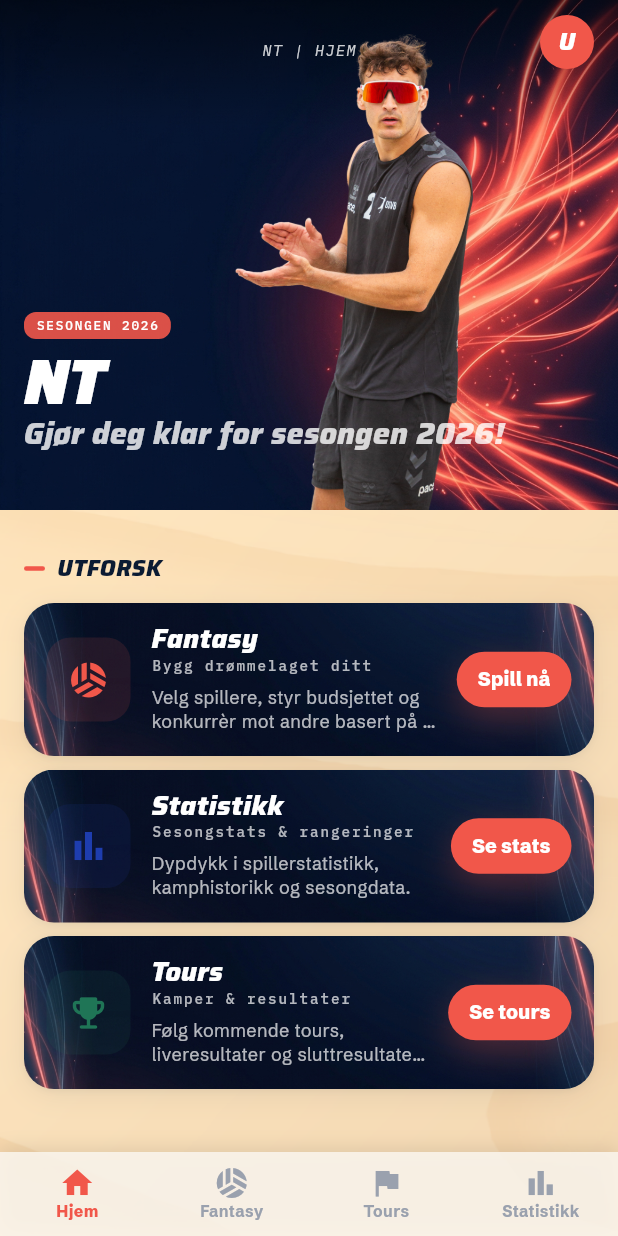
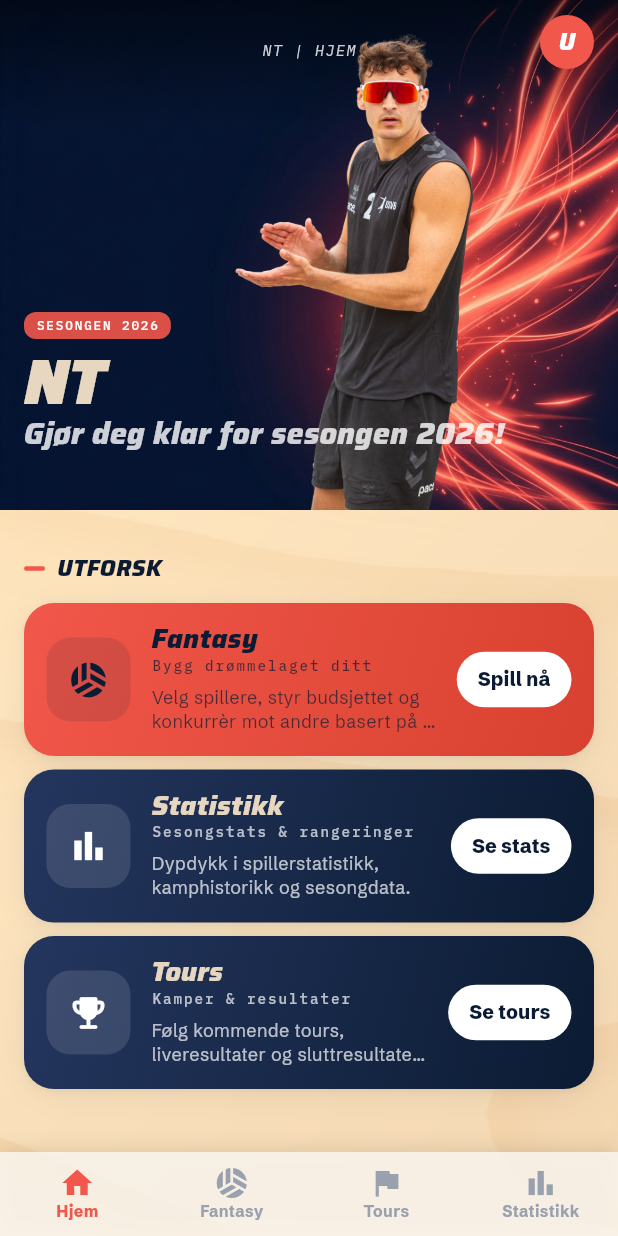
Before and after one commit to RuudyBoy/norgestourapp, a Flutter app: the screen it shows after launch, after a tap on "Kom i gang!", on a phone screen of 412 x 824 dp. Run offline on Flutter 3.47's test engine with Material 3 defaults, Android fonts, the phone set to English and light mode, and no system bars; our stand-ins replace cloud_firestore, firebase_auth, firebase_core, google_fonts; accounts and stored records are empty.

Commit message:
changed design

```diff
--- a/lib/pages/fantasy/fantasy_highlights_view.dart
+++ b/lib/pages/fantasy/fantasy_highlights_view.dart
@@ -143,7 +143,7 @@ class _FantasyHighlightsViewState extends State<FantasyHighlightsView> {
             child: Column(
               crossAxisAlignment: CrossAxisAlignment.start,
               children: [
-                Text(_bestManager!.teamName, style: AppText.dispH2(18).copyWith(color: Colors.white)),
+                Text(_bestManager!.teamName, style: AppText.dispH2(18).copyWith(color: AppColors.sand2)),
                 Text(_bestManager!.managerName, style: AppText.uiCaption.copyWith(color: Colors.white.withOpacity(0.8))),
               ],
             ),
@@ -182,7 +182,7 @@ class _FantasyHighlightsViewState extends State<FantasyHighlightsView> {
             child: Column(
               crossAxisAlignment: CrossAxisAlignment.start,
               children: [
-                Text(player.name, style: AppText.dispH2(18)),
+                Text(player.name, style: AppText.dispH2(18).copyWith(color: AppColors.sand2)),
                 Text(player.team, style: AppText.uiCaption),
               ],
             ),
@@ -222,7 +222,7 @@ class _FantasyHighlightsViewState extends State<FantasyHighlightsView> {
           child: Column(
             crossAxisAlignment: CrossAxisAlignment.start,
             children: [
-              Text(player.name, style: AppText.uiTitle),
+              Text(player.name, style: AppText.uiTitle.copyWith(color: AppColors.sand2)),
               Text(player.team, style: AppText.uiCaption.copyWith(fontSize: 12)),
             ],
           ),
--- a/lib/pages/home_page.dart
+++ b/lib/pages/home_page.dart
@@ -8,7 +8,6 @@ import 'tournament_stats_page.dart';
 import 'match_stats_page.dart';
 import 'tour_detail_page.dart';
 import 'fantasy/mock_data.dart';
-import '../widgets/profile_avatar_widget.dart';
 import '../widgets/season_hero_widget.dart';
 import '../theme/app_colors.dart';
 import '../theme/app_text_styles.dart';
@@ -245,12 +244,8 @@ class _HomePageState extends State<HomePage> {
                   margin: const EdgeInsets.only(right: AppTheme.rowGap),
                   padding: const EdgeInsets.all(AppTheme.cardPad),
                   decoration: BoxDecoration(
-                    image: const DecorationImage(
-                      image: AssetImage('assets/images/card_bg.png'),
-                      fit: BoxFit.cover,
-                    ),
+                    gradient: AppColors.cardInk,
                     borderRadius: BorderRadius.circular(AppTheme.radiusCard),
-                    boxShadow: AppTheme.shadowLg,
                   ),
                   child: Column(
                     crossAxisAlignment: CrossAxisAlignment.start,
@@ -350,6 +345,7 @@ class _HomePageState extends State<HomePage> {
                 ),
                 child: Container(
                   decoration: BoxDecoration(
+                    gradient: AppColors.cardInk,
                     borderRadius: BorderRadius.circular(AppTheme.radiusCard),
                     boxShadow: AppTheme.shadowLg,
                     image: imageUrl.isNotEmpty
@@ -361,10 +357,7 @@ class _HomePageState extends State<HomePage> {
                               BlendMode.darken,
                             ),
                           )
-                        : const DecorationImage(
-                            image: AssetImage('assets/images/card_bg.png'),
-                            fit: BoxFit.cover,
-                          ),
+                        : null,
                   ),
                   padding: const EdgeInsets.all(AppTheme.cardPad + 4),
                   child: Row(
@@ -378,12 +371,12 @@ class _HomePageState extends State<HomePage> {
                               decoration: BoxDecoration(
                                 color: AppColors.blue.withValues(alpha: 0.3),
                                 borderRadius: BorderRadius.circular(AppTheme.radiusBadge),
-                                border: Border.all(color: AppColors.blueBright.withValues(alpha: 0.5)),
+                                border: Border.all(color: AppColors.blue.withValues(alpha: 0.5)),
                               ),
                               child: Text('KOMMENDE', style: AppText.monoSmLight),
                             ),
                             const SizedBox(height: 10),
-                            Text(name, style: AppText.dispH1(22).copyWith(color: Colors.white)),
+                            Text(name, style: AppText.dispH1(22).copyWith(color: AppColors.sand2)),
                             const SizedBox(height: 4),
                             if (location.isNotEmpty)
                               Row(
@@ -413,11 +406,10 @@ class _HomePageState extends State<HomePage> {
                           Container(
                             padding: const EdgeInsets.symmetric(horizontal: 14, vertical: 9),
                             decoration: BoxDecoration(
-                              color: AppColors.coral,
+                              gradient: AppColors.cardInk,
                               borderRadius: BorderRadius.circular(AppTheme.radiusChip),
-                              boxShadow: AppTheme.shadowCoral,
                             ),
-                            child: Text('Se mer', style: AppText.uiCta.copyWith(fontSize: 13)),
+                            child: Text('Se mer', style: AppText.uiCta.copyWith(fontSize: 13, color: Colors.white)),
                           ),
                         ],
                       ),
@@ -429,77 +421,6 @@ class _HomePageState extends State<HomePage> {
           ],
         );
       },
-    );
-  }
-
-  // ── Fantasy summary ────────────────────────────────────────────
-
-  Widget _buildFantasySummary(BuildContext context) {
-    if (_teamName == null) return const SizedBox.shrink();
-
-    return Padding(
-      padding: const EdgeInsets.symmetric(horizontal: AppTheme.pageHPad),
-      child: GestureDetector(
-        onTap: () {
-          if (widget.onTabSelected != null) {
-            widget.onTabSelected!(1);
-          } else {
-            Navigator.push(context, MaterialPageRoute(builder: (_) => const FantasyPage()));
-          }
-        },
-        child: Container(
-          decoration: BoxDecoration(
-            image: const DecorationImage(
-              image: AssetImage('assets/images/card_bg.png'),
-              fit: BoxFit.cover,
-            ),
-            borderRadius: BorderRadius.circular(AppTheme.radiusCard),
-            boxShadow: AppTheme.shadowCoral,
-          ),
-          padding: const EdgeInsets.all(AppTheme.cardPad + 2),
-          child: Row(
-            children: [
-              Container(
-                width: 52,
-                height: 52,
-                decoration: BoxDecoration(
-                  color: Colors.white.withValues(alpha: 0.15),
-                  borderRadius: BorderRadius.circular(AppTheme.radiusRow),
-                ),
-                child: const Icon(Icons.sports_volleyball, color: Colors.white, size: 26),
-              ),
-              const SizedBox(width: 14),
-              Expanded(
-                child: Column(
-                  crossAxisAlignment: CrossAxisAlignment.start,
-                  children: [
-                    Text('DITT FANTASY-LAG', style: AppText.monoSmLight.copyWith(fontSize: 10)),
-                    const SizedBox(height: 3),
-                    Text(_teamName!, style: AppText.dispH2(20).copyWith(color: Colors.white)),
-                    const SizedBox(height: 2),
-                    Text(
-                      '${_fantasyPoints ?? 0} poeng totalt',
-                      style: AppText.uiCaption.copyWith(color: Colors.white.withValues(alpha: 0.8)),
-                    ),
-                  ],
-                ),
-              ),
-              const SizedBox(width: 12),
-              Container(
-                padding: const EdgeInsets.symmetric(horizontal: 14, vertical: 9),
-                decoration: BoxDecoration(
-                  color: Colors.white,
-                  borderRadius: BorderRadius.circular(AppTheme.radiusChip),
-                ),
-                child: Text(
-                  'Se laget',
-                  style: AppText.uiCta.copyWith(color: AppColors.coral, fontSize: 13),
-                ),
-              ),
-            ],
-          ),
-        ),
-      ),
     );
   }
 
@@ -515,10 +436,18 @@ class _HomePageState extends State<HomePage> {
           const SizedBox(height: 12),
           _buildActionCard(
             context: context,
-            title: 'Fantasy',
-            subtitle: 'Bygg drømmelaget ditt',
-            description: 'Velg spillere, styr budsjettet og konkurrèr mot andre basert på ekte prestasjoner.',
-            buttonText: 'Spill nå',
+            title: _teamName != null ? _teamName! : 'Fantasy',
+            subtitle: _teamName != null ? 'Ditt drømmelag' : 'Bygg drømmelaget ditt',
+            description: _teamName != null
+                ? '${_fantasyPoints ?? 0} poeng totalt. Sjekk hvordan du ligger an mot resten av Norge!'
+                : 'Velg spillere, styr budsjettet og konkurrèr mot andre basert på ekte prestasjoner.',
+            buttonText: _teamName != null ? 'Se laget' : 'Spill nå',
+            cardGradient: const LinearGradient(
+              begin: Alignment.topLeft,
+              end: Alignment.bottomRight,
+              colors: [AppColors.coral, AppColors.coralDeep],
+            ),
+            textColor: AppColors.ink,
             icon: Icons.sports_volleyball,
             iconColor: AppColors.coral,
             onTap: () {
@@ -536,8 +465,10 @@ class _HomePageState extends State<HomePage> {
             subtitle: 'Sesongstats & rangeringer',
             description: 'Dypdykk i spillerstatistikk, kamphistorikk og sesongdata.',
             buttonText: 'Se stats',
+            cardGradient: AppColors.cardInk,
+            textColor: Colors.white,
             icon: Icons.bar_chart,
-            iconColor: AppColors.blue,
+            iconColor: AppColors.ink,
             onTap: () {
               Navigator.push(
                 context,
@@ -557,6 +488,8 @@ class _HomePageState extends State<HomePage> {
             subtitle: 'Kamper & resultater',
             description: 'Følg kommende tours, liveresultater og sluttresultater for hele sesongen.',
             buttonText: 'Se tours',
+            cardGradient: AppColors.cardInk,
+            textColor: Colors.white,
             icon: Icons.emoji_events_rounded,
             iconColor: AppColors.green,
             onTap: () {
@@ -578,6 +511,8 @@ class _HomePageState extends State<HomePage> {
     required String subtitle,
     required String description,
     required String buttonText,
+    required Gradient cardGradient,
+    required Color textColor,
     required IconData icon,
     required Color iconColor,
     required VoidCallback onTap,
@@ -585,10 +520,7 @@ class _HomePageState extends State<HomePage> {
     return Container(
       width: double.infinity,
       decoration: BoxDecoration(
-        image: const DecorationImage(
-          image: AssetImage('assets/images/card_bg.png'),
-          fit: BoxFit.cover,
-        ),
+        gradient: cardGradient,
         borderRadius: BorderRadius.circular(AppTheme.radiusCard),
         boxShadow: AppTheme.shadowSm,
       ),
@@ -598,7 +530,7 @@ class _HomePageState extends State<HomePage> {
         child: InkWell(
           onTap: onTap,
           borderRadius: BorderRadius.circular(AppTheme.radiusCard),
-          splashColor: AppColors.coral.withValues(alpha: 0.08),
+          splashColor: Colors.white.withValues(alpha: 0.2),
           child: Padding(
             padding: const EdgeInsets.all(AppTheme.cardPad),
             child: Row(
@@ -607,21 +539,21 @@ class _HomePageState extends State<HomePage> {
                   width: 56,
                   height: 56,
                   decoration: BoxDecoration(
-                    color: iconColor.withValues(alpha: 0.12),
+                    color: textColor.withValues(alpha: 0.12),
                     borderRadius: BorderRadius.circular(AppTheme.radiusRow),
                   ),
-                  child: Icon(icon, color: iconColor, size: 28),
+                  child: Icon(icon, color: textColor, size: 28),
                 ),
                 const SizedBox(width: 14),
                 Expanded(
                   child: Column(
                     crossAxisAlignment: CrossAxisAlignment.start,
                     children: [
-                      Text(title, style: AppText.dispH2(18).copyWith(color: Colors.white)),
+                      Text(title, style: AppText.dispH2(18).copyWith(color: textColor == Colors.white ? AppColors.sand2 : textColor)),
                       const SizedBox(height: 2),
-                      Text(subtitle, style: AppText.monoSm.copyWith(color: Colors.white70)),
+                      Text(subtitle, style: AppText.monoSm.copyWith(color: textColor.withValues(alpha: 0.7))),
                       const SizedBox(height: 6),
-                      Text(description, style: AppText.uiCaption.copyWith(color: Colors.white70), maxLines: 2, overflow: TextOverflow.ellipsis),
+                      Text(description, style: AppText.uiCaption.copyWith(color: textColor.withValues(alpha: 0.7)), maxLines: 2, overflow: TextOverflow.ellipsis),
                     ],
                   ),
                 ),
@@ -629,11 +561,10 @@ class _HomePageState extends State<HomePage> {
                 Container(
                   padding: const EdgeInsets.symmetric(horizontal: 14, vertical: 9),
                   decoration: BoxDecoration(
-                    color: AppColors.coral,
+                    color: Colors.white,
                     borderRadius: BorderRadius.circular(AppTheme.radiusChip),
-                    boxShadow: AppTheme.shadowCoral,
                   ),
-                  child: Text(buttonText, style: AppText.uiCta.copyWith(fontSize: 13)),
+                  child: Text(buttonText, style: AppText.uiCta.copyWith(fontSize: 13, color: AppColors.ink)),
                 ),
               ],
             ),
@@ -663,8 +594,6 @@ class _HomePageState extends State<HomePage> {
                   const SizedBox(height: AppTheme.sectionGap),
                   _buildLiveOrNextSection(context),
                   const SizedBox(height: AppTheme.sectionGap),
-                  _buildFantasySummary(context),
-                  if (_teamName != null) const SizedBox(height: AppTheme.sectionGap),
                   _buildCards(context),
                   const SizedBox(height: 30 + 20), // Legg til 20 for å kompensere for offset
                 ],
--- a/lib/pages/splash_page.dart
+++ b/lib/pages/splash_page.dart
@@ -203,7 +203,6 @@ class _SplashPageState extends State<SplashPage>
                             onPressed: widget.onGetStarted,
                             style: ElevatedButton.styleFrom(
                               backgroundColor: AppColors.coral,
-                              foregroundColor: Colors.white,
                               elevation: 0,
                               shape: RoundedRectangleBorder(
                                 borderRadius: BorderRadius.circular(
--- a/lib/theme/app_theme.dart
+++ b/lib/theme/app_theme.dart
@@ -111,7 +111,7 @@ class AppTheme {
       elevatedButtonTheme: ElevatedButtonThemeData(
         style: ElevatedButton.styleFrom(
           backgroundColor: AppColors.coral,
-          foregroundColor: Colors.white,
+          foregroundColor: AppColors.ink,
           minimumSize: const Size.fromHeight(52),
           shape: RoundedRectangleBorder(borderRadius: BorderRadius.circular(radiusButton)),
           textStyle: AppText.uiCta,
@@ -202,7 +202,7 @@ class AppTheme {
       elevatedButtonTheme: ElevatedButtonThemeData(
         style: ElevatedButton.styleFrom(
           backgroundColor: AppColors.coral,
-          foregroundColor: Colors.white,
+          foregroundColor: AppColors.nightSurface0,
           minimumSize: const Size.fromHeight(52),
           shape: RoundedRectangleBorder(borderRadius: BorderRadius.circular(radiusButton)),
           textStyle: AppText.uiCta,
--- a/lib/widgets/season_hero_widget.dart
+++ b/lib/widgets/season_hero_widget.dart
@@ -118,7 +118,7 @@ class SeasonHeroSliver extends StatelessWidget {
                   Text(
                     title,
                     style: AppText.dispH1(42).copyWith(
-                      color: Colors.white,
+                      color: AppColors.sand2,
                       height: 0.95,
                     ),
                   ),
```
Also changed, not shown: lib/pages/fantasy/fantasy_squad_view.dart (+15 -9 lines), lib/pages/match_stats_page.dart (+19 -17 lines), lib/pages/stats_details_page.dart (+9 -9 lines), lib/pages/stats_root_page.dart (+9 -9 lines), lib/pages/tour_detail_page.dart (+13 -16 lines), lib/pages/tournament_stats_page.dart (+8 -8 lines), lib/pages/tours_page.dart (+6 -7 lines).
